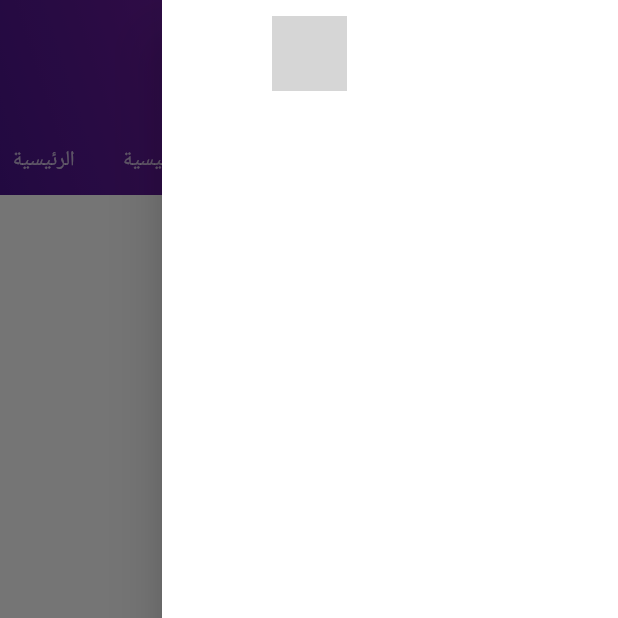
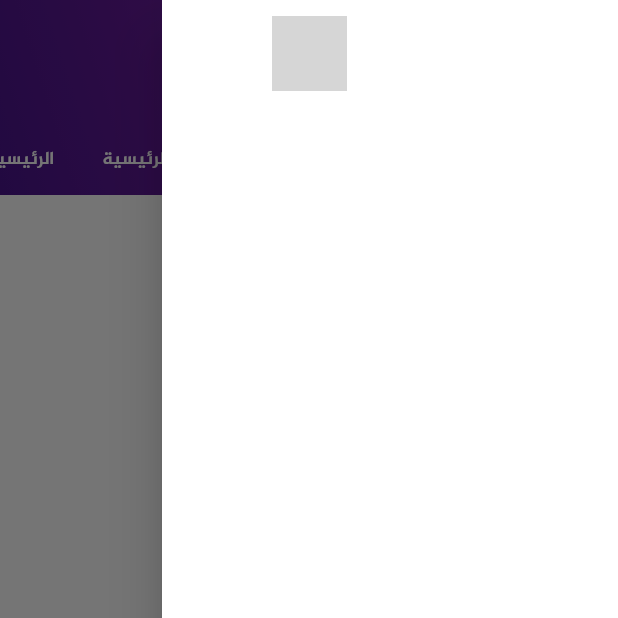
Before and after one commit to anasfik/coding_challenge, a Flutter app: the screen it shows after launch, with the side drawer open, on a phone screen of 412 x 824 dp, the top half of it. Run offline on Flutter 3.47's test engine with Material 2 defaults, Android fonts, the phone set to English and light mode, and no system bars; our stand-ins replace bloc, equatable, flutter_bloc, flutter_widget_from_html, hive_flutter; accounts and stored records are empty; network calls fail; grey boxes are pictures that could not be loaded.

Commit message:
[ Add ] added jaz-b font and delare it for usable text themes

```diff
--- a/lib/main.dart
+++ b/lib/main.dart
@@ -49,5 +49,20 @@ final theme = ThemeData.from(
   tabBarTheme: const TabBarTheme(
     indicatorColor: Colors.transparent,
     indicator: null,
+    labelStyle: TextStyle(
+      fontFamily: "jaz-b",
+    ),
+  ),
+  // apply a font from asset to textTheme
+  textTheme: TextTheme(
+    titleLarge: TextStyle(
+      fontFamily: "jaz-b",
+    ),
+    labelMedium: TextStyle(
+      fontFamily: "jaz-b",
+    ),
+    bodyLarge: TextStyle(
+      fontFamily: "jaz-b",
+    ),
   ),
 );
--- a/lib/presentation/card_full_screen/content_text.dart
+++ b/lib/presentation/card_full_screen/content_text.dart
@@ -14,7 +14,10 @@ class SoltanaPostFullScreenText extends StatelessWidget {
       margin: const EdgeInsets.symmetric(horizontal: 15),
       child: HtmlWidget(
         content,
-        textStyle: Theme.of(context).textTheme.bodyLarge,
+        textStyle: Theme.of(context)
+            .textTheme
+            .bodyLarge
+            ?.copyWith(color: Colors.black),
       ),
     );
   }
--- a/lib/presentation/home/widgets/card.dart
+++ b/lib/presentation/home/widgets/card.dart
@@ -68,7 +68,9 @@ class SoltanaPostCard extends StatelessWidget {
           const SizedBox(height: 15.0),
           Text(
             post.title,
-            style: Theme.of(context).textTheme.titleLarge,
+            style: Theme.of(context).textTheme.titleLarge?.copyWith(
+                  color: Colors.black,
+                ),
           ),
           const SizedBox(height: 5.0),
           Text(
--- a/lib/presentation/home/widgets/tab_bar.dart
+++ b/lib/presentation/home/widgets/tab_bar.dart
@@ -26,7 +26,10 @@ class BottomTabBar extends StatelessWidget {
                       Icons.home,
                       size: 20,
                     )
-                  : Text(current.name),
+                  : Text(
+                      current.name,
+                      style: Theme.of(context).textTheme.labelMedium,
+                    ),
             ),
           );
         }).toList(),
```
Also changed, not shown: pubspec.yaml (+6 -8 lines), assets/fonts/jaz-b.ttf (added).
